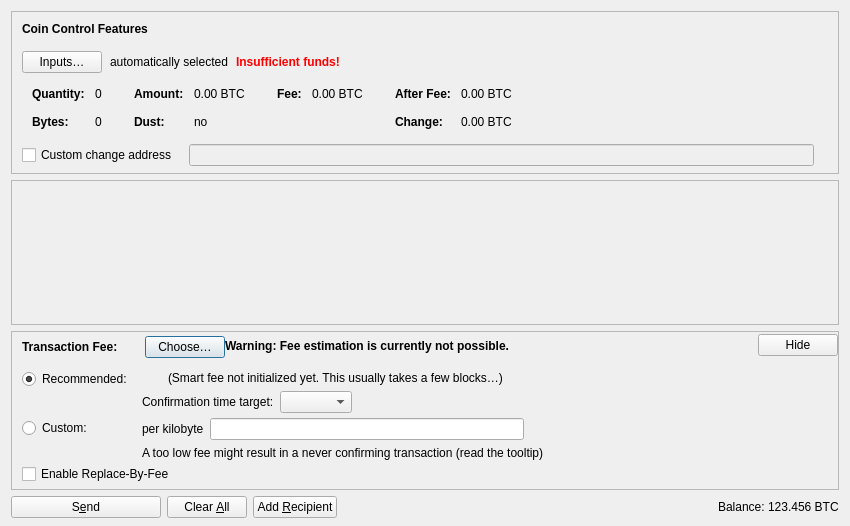
Old version of the form src/qt/forms/sendcoinsdialog.ui in the repository wbubblerteam/bubcoin.
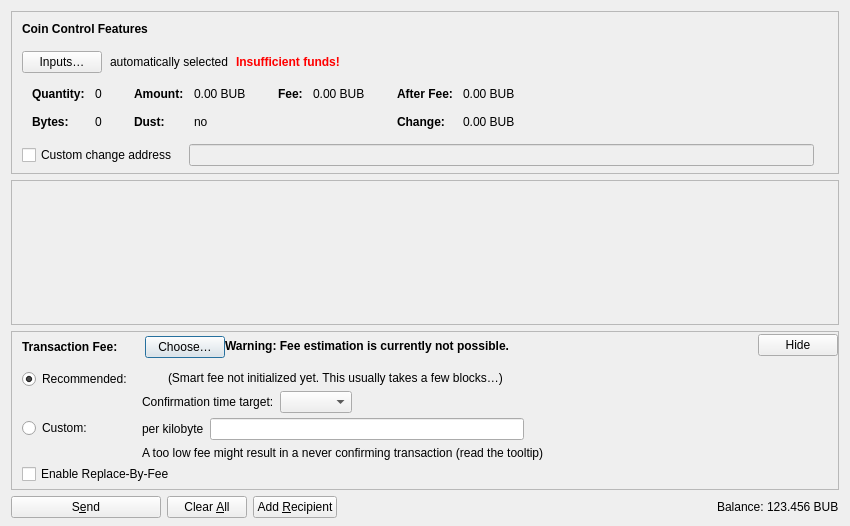
New version of the form. Icons and pictures are not drawn. Custom widgets are drawn as their Qt base class.

```diff
--- a/src/qt/forms/sendcoinsdialog.ui
+++ b/src/qt/forms/sendcoinsdialog.ui
@@ -324,7 +324,7 @@
                   <enum>Qt::ActionsContextMenu</enum>
                  </property>
                  <property name="text">
-                  <string notr="true">0.00 BTC</string>
+                  <string notr="true">0.00 BUB</string>
                  </property>
                  <property name="textInteractionFlags">
                   <set>Qt::LinksAccessibleByMouse|Qt::TextSelectableByKeyboard|Qt::TextSelectableByMouse</set>
@@ -404,7 +404,7 @@
                   <enum>Qt::ActionsContextMenu</enum>
                  </property>
                  <property name="text">
-                  <string notr="true">0.00 BTC</string>
+                  <string notr="true">0.00 BUB</string>
                  </property>
                  <property name="textInteractionFlags">
                   <set>Qt::LinksAccessibleByMouse|Qt::TextSelectableByKeyboard|Qt::TextSelectableByMouse</set>
@@ -455,7 +455,7 @@
                   <enum>Qt::ActionsContextMenu</enum>
                  </property>
                  <property name="text">
-                  <string notr="true">0.00 BTC</string>
+                  <string notr="true">0.00 BUB</string>
                  </property>
                  <property name="textInteractionFlags">
                   <set>Qt::LinksAccessibleByMouse|Qt::TextSelectableByKeyboard|Qt::TextSelectableByMouse</set>
@@ -484,7 +484,7 @@
                   <enum>Qt::ActionsContextMenu</enum>
                  </property>
                  <property name="text">
-                  <string notr="true">0.00 BTC</string>
+                  <string notr="true">0.00 BUB</string>
                  </property>
                  <property name="textInteractionFlags">
                   <set>Qt::LinksAccessibleByMouse|Qt::TextSelectableByKeyboard|Qt::TextSelectableByMouse</set>
@@ -1214,7 +1214,7 @@
           <cursorShape>IBeamCursor</cursorShape>
          </property>
          <property name="text">
-          <string notr="true">123.456 BTC</string>
+          <string notr="true">123.456 BUB</string>
          </property>
          <property name="textInteractionFlags">
           <set>Qt::LinksAccessibleByMouse|Qt::TextSelectableByKeyboard|Qt::TextSelectableByMouse</set>
```
Left out of the diff: 16 changed lines with no effect on the pictures.
